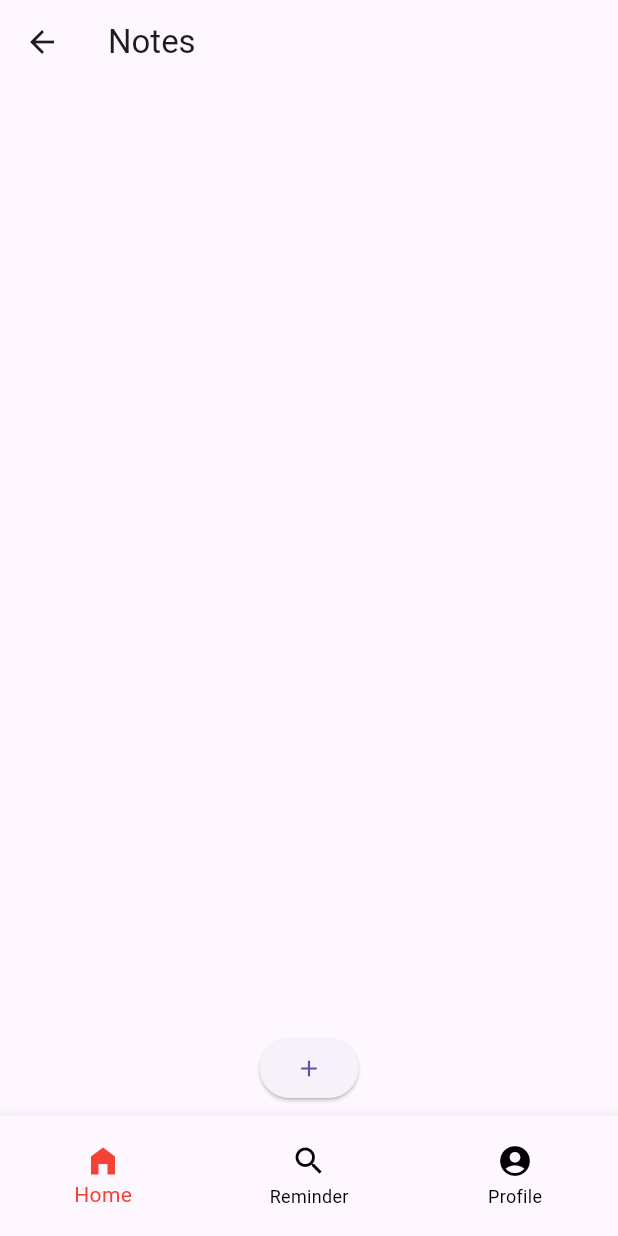
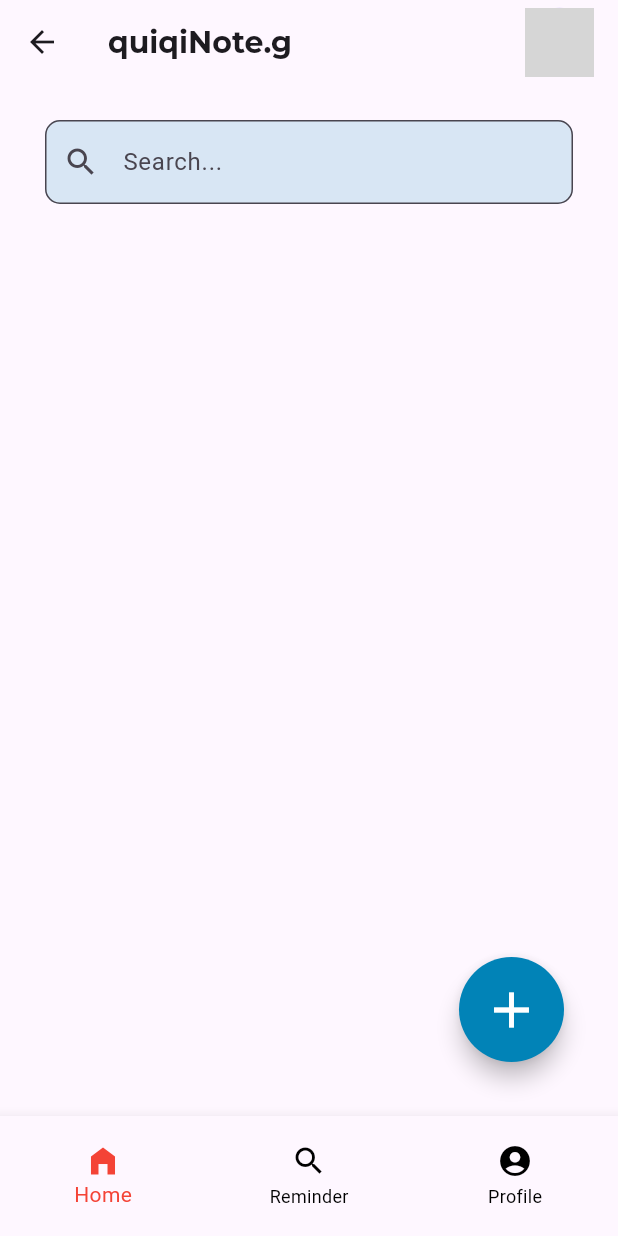
Before and after one commit to oofxy/tugas_mobile_firebase, a Flutter app: the Dashboard screen opened by its route, on a phone screen of 412 x 824 dp. Run offline on Flutter 3.47's test engine with Material 3 defaults, Android fonts, the phone set to English and light mode, and no system bars; our stand-ins replace cloud_firestore, firebase_analytics, firebase_auth, firebase_core, firebase_messaging, flutter_local_notifications and 3 more; accounts and stored records are empty; network calls fail; grey boxes are pictures that could not be loaded.

Commit message:
Feat:[NF] slicing ui for home page

```diff
--- a/lib/bindings/auth_bindings.dart
+++ b/lib/bindings/auth_bindings.dart
@@ -1,8 +1,10 @@
+import 'package:flutter/cupertino.dart';
 import 'package:get/get.dart';
 import 'package:tugas_mobile_firebase/controllers/auth_controller.dart';
 import 'package:tugas_mobile_firebase/controllers/dashboard_controller.dart';
 import 'package:tugas_mobile_firebase/controllers/notification_controller.dart';
 import 'package:tugas_mobile_firebase/controllers/reminder_controller.dart';
+import 'package:tugas_mobile_firebase/services/firestore_service.dart';
 
 class ReminderBinding extends Bindings {
   @override
--- a/lib/controllers/notification_controller.dart
+++ b/lib/controllers/notification_controller.dart
@@ -46,7 +46,7 @@ class NotificationController extends GetxController {
 
   void _initializeLocalNotifications() {
     const AndroidInitializationSettings initializationSettingsAndroid = AndroidInitializationSettings('@mipmap/ic_launcher');
-    final InitializationSettings initializationSettings = InitializationSettings(android: initializationSettingsAndroid);
+    const InitializationSettings initializationSettings = InitializationSettings(android: initializationSettingsAndroid);
 
     _localNotificationsPlugin.initialize(initializationSettings);
   }
--- a/lib/models/note_model.dart
+++ b/lib/models/note_model.dart
@@ -1,7 +1,13 @@
 class NoteModel {
-  final String text;
-  final String title;
-  final DateTime? reminderDate;
+  final String id;
+  final String title; // Title berasal dari "note"
+  final String note; // Note berasal dari "content"
+  final DateTime timestamp;
 
-  NoteModel({required this.text, required this.title, this.reminderDate});
+  NoteModel({
+    required this.id,
+    required this.title,
+    required this.note,
+    required this.timestamp,
+  });
 }
--- a/lib/pages/home_page.dart
+++ b/lib/pages/home_page.dart
@@ -1,5 +1,8 @@
 import 'package:flutter/material.dart';
+import 'package:get/get.dart';
+import 'package:tugas_mobile_firebase/controllers/auth_controller.dart';
 import 'package:tugas_mobile_firebase/services/firestore_service.dart';
+import 'package:tugas_mobile_firebase/style/colors.dart';
 import 'package:tugas_mobile_firebase/wiged/note_listview.dart';
 
 class HomePage extends StatelessWidget {
@@ -8,20 +11,67 @@ class HomePage extends StatelessWidget {
   @override
   Widget build(BuildContext context) {
     final FirestoreService firestoreService = FirestoreService();
+    final FirebaseController firebaseController = Get.find();
     final TextEditingController noteController = TextEditingController();
 
     return Scaffold(
         appBar: AppBar(
-        title: const Text("Notes"),
+          title: const Row(
+            children: [
+              Text(
+                "quiqiNote.g",
+                style: TextStyle(
+                    fontFamily: "Montserrat",
+                    fontSize: 20,
+                    fontWeight: FontWeight.w600),
+              ),
+            ],
+          ),
+          actions: [
+            CircleAvatar(
+              radius: 23,
+              backgroundImage: NetworkImage(
+                firebaseController.user.value?.photoURL ??
+                    'https://www.strasys.uk/wp-content/uploads/2022/02/Depositphotos_484354208_S.jpg',
+              ),
+            ),
+            const SizedBox(width: 16),
+          ],
         ),
         body: Column(
           children: [
+            Container(
+              padding: EdgeInsets.only(top: 24, right: 30, left: 30),
+              child: TextField(
+                decoration: InputDecoration(
+                  hintText: 'Search...',
+                  prefixIcon: Icon(Icons.search),
+                  border: OutlineInputBorder(
+                    borderRadius: BorderRadius.circular(10.0),
+                    borderSide: BorderSide(color: AppColors.borderPrimaryHighlighted2), // Border hitam
+                  ),
+                  focusedBorder: OutlineInputBorder(
+                    borderRadius: BorderRadius.circular(10.0),
+                    borderSide: BorderSide(color: AppColors.borderPrimaryHighlighted2, width: 2.0), // Border hitam saat fokus
+                  ),
+                  filled: true,
+                  fillColor: AppColors.borderPrimaryHighlighted1, // Background biru
+                ),
+              ),
+            ),
             const Expanded(
               child: NoteListview(),
             ),
-          Padding(
-            padding: const EdgeInsets.all(8.0),
-            child: ElevatedButton(
+          ],
+        ),
+        floatingActionButton: Padding(
+          padding: const EdgeInsets.only(
+              bottom: 20.0,
+              right: 20.0), // Menambahkan jarak dari bawah dan kanan
+          child: SizedBox(
+            width: 70.0, // Ukuran lebar tombol
+            height: 70.0, // Ukuran tinggi tombol
+            child: FloatingActionButton(
               onPressed: () {
                 showDialog(
                   context: context,
@@ -45,11 +95,12 @@ class HomePage extends StatelessWidget {
                   ),
                 );
               },
-              child: const Icon(Icons.add),
+              backgroundColor: AppColors.tertiary,
+              child: const Icon(Icons.add,
+                  color: Colors.white, size: 40.0), // Ukuran ikon diperbesar
+              shape: CircleBorder(), // Menjaga tombol tetap bulat
             ),
           ),
-        ],
-      ),
-    );
+        ));
   }
 }
--- a/lib/pages/splash_page.dart
+++ b/lib/pages/splash_page.dart
@@ -4,6 +4,8 @@ import 'package:tugas_mobile_firebase/controllers/auth_controller.dart';
 import 'package:tugas_mobile_firebase/route/app_route.dart';
 
 class SplashPage extends StatelessWidget {
+  const SplashPage({super.key});
+
   @override
   Widget build(BuildContext context) {
     final FirebaseController firebaseController = Get.find();
@@ -20,7 +22,7 @@ class SplashPage extends StatelessWidget {
           Get.offNamed(AppRoot.login);
         });
       }
-      return Scaffold(
+      return const Scaffold(
         body: Center(child: CircularProgressIndicator()),
       );
     });
--- a/lib/route/app_route.dart
+++ b/lib/route/app_route.dart
@@ -1,5 +1,6 @@
 import 'package:get/get.dart';
 import 'package:tugas_mobile_firebase/bindings/auth_bindings.dart';
+import 'package:tugas_mobile_firebase/pages/home_page.dart';
 import 'package:tugas_mobile_firebase/pages/note_page.dart';
 import 'package:tugas_mobile_firebase/pages/profile_page.dart';
 import 'package:tugas_mobile_firebase/pages/login_page.dart';
@@ -14,18 +15,19 @@ class AppRoot {
   static const profile = '/profile';
   static const reminder = '/reminder';
   static const note = '/note';
+  static const home = '/home';
 }
 
 class AppPages {
   static final pages = [
     GetPage(
       name: AppRoot.dashboard,
-      page: () => Dashboard(),
+      page: () => const Dashboard(),
       binding: DashboardBindings(),
     ),
     GetPage(
       name: AppRoot.splash,
-      page: () => SplashPage(),
+      page: () => const SplashPage(),
       binding: AuthBindings(),
     ),
     GetPage(
@@ -45,8 +47,13 @@ class AppPages {
     ),
     GetPage(
       name: AppRoot.note,
-      page: () => NotePage(),
+      page: () => const NotePage(),
       binding: DashboardBindings(),
     ),
+    GetPage(
+        name: AppRoot.home,
+        page: () => HomePage(),
+        binding: AuthBindings()
+    )
   ];
 }
--- a/lib/wiged/dashboard.dart
+++ b/lib/wiged/dashboard.dart
@@ -12,19 +12,19 @@ class Dashboard extends StatelessWidget {
   Widget build(BuildContext context) {
     final DashboardController dashboardController = Get.find();
 
-    final List<Widget> menus = [HomePage(), ReminderForm(), ProfilePage()];
+    final List<Widget> menus = [const HomePage(), ReminderForm(), ProfilePage()];
 
     return Obx(() {
       return Scaffold(
         body: menus[dashboardController.selectedIndex.value],
-        bottomNavigationBar: Container(
+        bottomNavigationBar: SizedBox(
           height: 80,
           child: BottomNavigationBar(
             selectedItemColor: Colors.red,
             unselectedItemColor: Colors.black,
             currentIndex: dashboardController.selectedIndex.value,
             onTap: dashboardController.changeMenu,
-            items: [
+            items: const [
               BottomNavigationBarItem(
                 icon: Icon(Icons.home_filled),
                 label: "Home",
--- a/pubspec.yaml
+++ b/pubspec.yaml
@@ -47,6 +47,7 @@ dependencies:
   intl: ^0.20.1
   flutter_svg: ^2.0.17
 
+  blur: any
 dev_dependencies:
   flutter_test:
     sdk: flutter
```
Also changed, not shown: lib/pages/login_page.dart (+15 -14 lines), lib/pages/profile_page.dart (+25 -23 lines), lib/pages/reminder_form.dart (+8 -6 lines), lib/widgets/note_card.dart (+44 -49 lines), lib/widgets/note_card_popup.dart (+8 -6 lines), lib/wiged/note_listview.dart (+30 -70 lines). Lines whose indentation alone changed are shown as unchanged.
